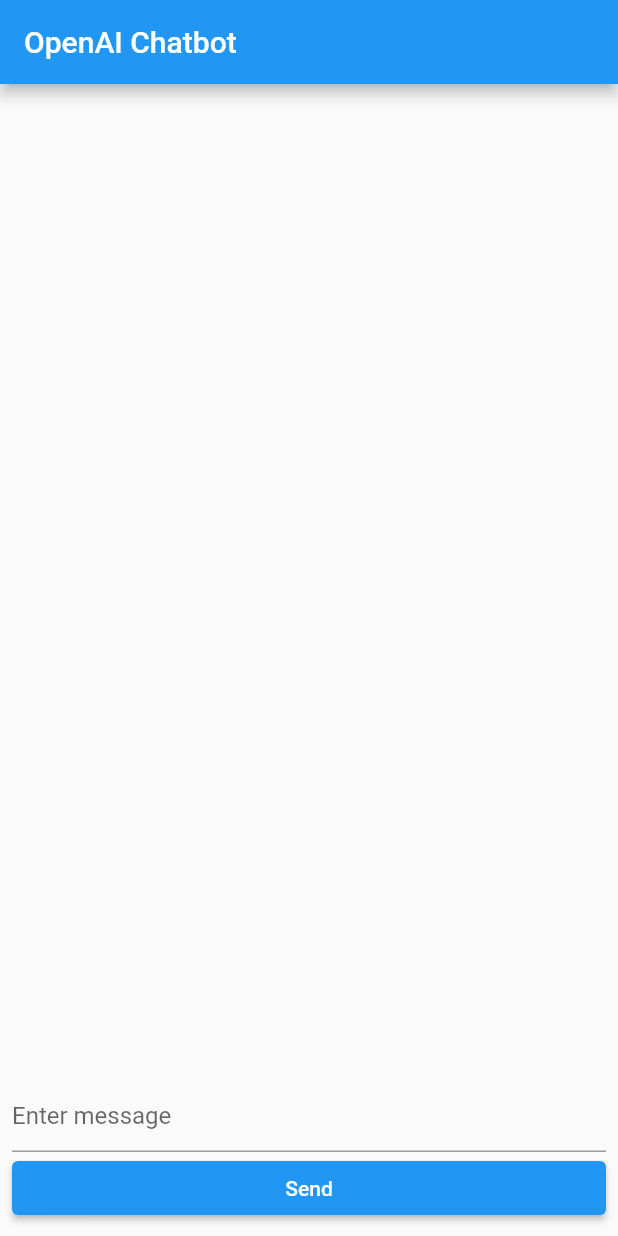
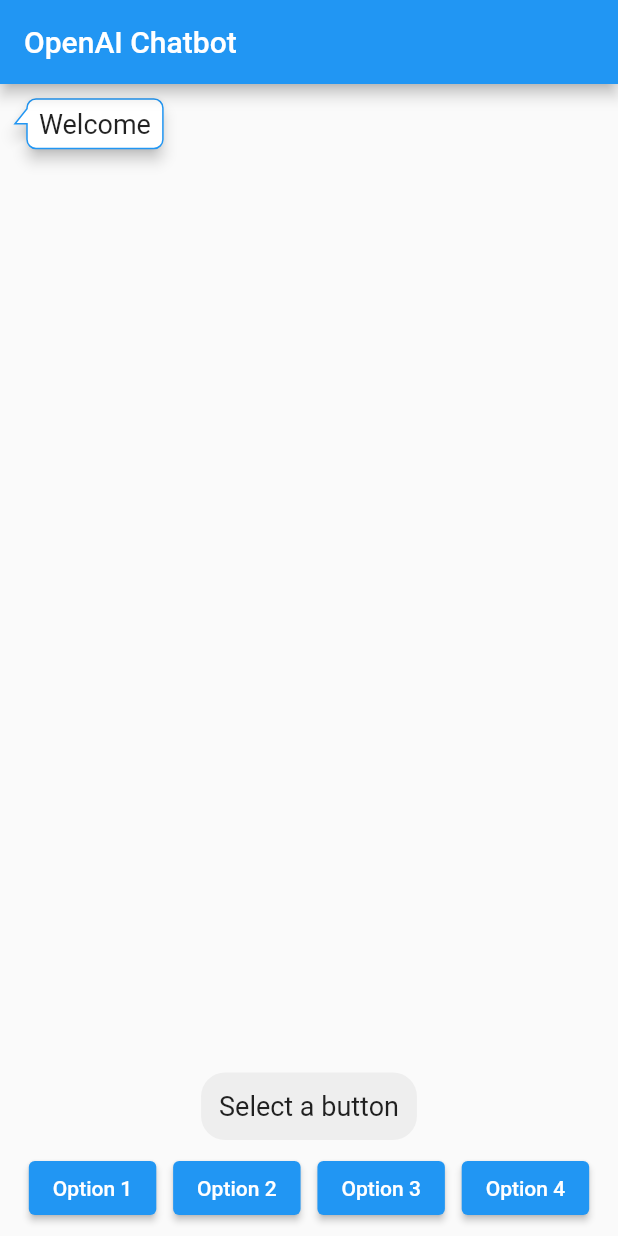
Before and after one commit to pivotCosmos/hooha, a Flutter app: the screen it shows after launch, on a phone screen of 412 x 824 dp. Run offline on Flutter 3.47's test engine with Material 2 defaults, Android fonts, the phone set to English and light mode, and no system bars; drawn by our look-alikes of bubble; our stand-ins replace flutter_dotenv.

Commit message:
add counsel

```diff
--- /dev/null
+++ b/lib/counsel.dart
@@ -0,0 +1,194 @@
+import 'dart:convert';
+import 'package:flutter/material.dart';
+import 'package:http/http.dart' as http;
+import 'package:flutter_dotenv/flutter_dotenv.dart';
+import 'package:bubble/bubble.dart';
+
+///OpenAI API settings
+String OPENAI_API_KEY = dotenv.env['OPEN_AI_API_KEY']!;
+const String MODEL_ID = 'text-davinci-003';
+
+///Counsel Module
+class GetCounsel extends StatelessWidget {
+  const GetCounsel({Key? key}) : super(key: key);
+
+  @override
+  Widget build(BuildContext context) {
+    return MaterialApp(
+      title: 'HOOHA',
+      theme: ThemeData(
+        primarySwatch: Colors.blue,
+        visualDensity: VisualDensity.adaptivePlatformDensity,
+      ),
+      home: const MyHomePage(title: 'OpenAI Chatbot'),
+    );
+  }
+}
+
+class MyHomePage extends StatefulWidget {
+  const MyHomePage({Key? key, required this.title}) : super(key: key);
+
+  final String title;
+
+  @override
+  _MyHomePageState createState() => _MyHomePageState();
+}
+
+class _MyHomePageState extends State<MyHomePage> {
+  final _messages = <String>[];
+  List<String> _responseOptions = [];
+  final _defaultMessage = 'Welcome';
+  final _selectButtonMessage = 'Select a button';
+  final _defaultOptions = ['Option 1', 'Option 2', 'Option 3', 'Option 4'];
+
+  /// bubble settings : styleSomebody - chatbot , styleMe - user
+  static const styleSomebody = BubbleStyle(
+    nip: BubbleNip.leftCenter,
+    color: Colors.white,
+    borderColor: Colors.blue,
+    borderWidth: 1,
+    elevation: 4,
+    margin: BubbleEdges.only(
+      top: 10,
+      right: 50,
+      left: 10,
+    ),
+    alignment: Alignment.topLeft,
+  );
+
+  static const styleMe = BubbleStyle(
+    nip: BubbleNip.rightCenter,
+    color: Color.fromARGB(255, 209, 230, 255),
+    borderColor: Colors.blue,
+    borderWidth: 1,
+    elevation: 4,
+    margin: BubbleEdges.only(
+      top: 10,
+      left: 50,
+      right: 10,
+    ),
+    alignment: Alignment.topRight,
+  );
+
+  _MyHomePageState() {
+    _messages.add(_defaultMessage); // Add the default welcome message
+    _responseOptions = List.from(_defaultOptions); // Set default button options
+  }
+
+  void _addMessage(String message) {
+    setState(() {
+      _messages.add(message);
+    });
+  }
+
+  Future<String> _getAIResponse(String message) async {
+    final response = await http.post(
+      Uri.parse('https://api.openai.com/v1/engines/$MODEL_ID/completions'),
+      headers: {
+        'Authorization': 'Bearer $OPENAI_API_KEY',
+        'Content-Type': 'application/json',
+        "model": "text-davinci-003"
+      },
+      body: jsonEncode({
+        'prompt': message,
+        'max_tokens': 1000,
+        'temperature': 0.5,
+      }),
+    );
+
+    if (response.statusCode == 200) {
+      final data = jsonDecode(utf8.decode(response.bodyBytes));
+      return data['choices'][0]['text'].toString();
+    } else {
+      throw Exception('Failed to generate text');
+    }
+  }
+
+  void _selectResponse(String response) {
+    _addMessage(response);
+
+    // Call the API for the next chatbot response
+    _getAIResponse(response).then((aiResponse) {
+      _addMessage(aiResponse);
+
+      // Reset button options to default after selecting a response
+      setState(() {
+        _responseOptions = List.from(_defaultOptions);
+      });
+    }).catchError((error) {
+      _addMessage('Error: ${error.toString()}');
+    });
+  }
+
+  ///사용자에게 제공할 버튼 텍스트 입력
+  void setButtonOptions(List<String>? options) {
+    if (options == null || options.isEmpty) {
+      options = ['선택지1', '선택지2', '선택지3', '선택지4'];
+    }
+
+    setState(() {
+      _responseOptions = options!;
+    });
+  }
+
+  @override
+  @override
+  Widget build(BuildContext context) {
+    return Scaffold(
+      appBar: AppBar(
+        title: Text(widget.title),
+      ),
+      body: Column(
+        crossAxisAlignment: CrossAxisAlignment.stretch,
+        children: [
+          Expanded(
+            child: ListView.builder(
+              itemCount: _messages.length,
+              itemBuilder: (context, index) {
+                final message = _messages[index];
+                final isChatbotMessage = index % 2 == 0;
+
+                return Bubble(
+                  style: isChatbotMessage ? styleSomebody : styleMe,
+                  child: Text(
+                    message,
+                    style: const TextStyle(fontSize: 18.0),
+                  ),
+                );
+              },
+            ),
+          ),
+          Container(
+            padding: const EdgeInsets.all(8.0),
+            child: Column(
+              children: [
+                Container(
+                  margin: const EdgeInsets.symmetric(vertical: 8.0),
+                  decoration: BoxDecoration(
+                    color: Colors.grey[200],
+                    borderRadius: BorderRadius.circular(16.0),
+                  ),
+                  padding: const EdgeInsets.all(12.0),
+                  child: Text(
+                    _selectButtonMessage,
+                    style: const TextStyle(fontSize: 18.0),
+                  ),
+                ),
+                Row(
+                  mainAxisAlignment: MainAxisAlignment.spaceEvenly,
+                  children: [
+                    for (int i = 0; i < _responseOptions.length; i++)
+                      ElevatedButton(
+                        onPressed: () => _selectResponse(_responseOptions[i]),
+                        child: Text(_responseOptions[i]),
+                      ),
+                  ],
+                ),
+              ],
+            ),
+          ),
+        ],
+      ),
+    );
+  }
+}
--- a/lib/main.dart
+++ b/lib/main.dart
@@ -1,6 +1,5 @@
-import 'dart:convert';
 import 'package:flutter/material.dart';
-import 'package:http/http.dart' as http;
+import 'package:hooha/counsel.dart';
 import 'package:flutter_dotenv/flutter_dotenv.dart';
 
 // ignore: non_constant_identifier_names
@@ -9,133 +8,6 @@
 const String MODEL_ID = 'text-davinci-003';
 
 void main() async {
-  await dotenv.load(fileName: '.env');
-  runApp(const MyApp());
+  await dotenv.load(fileName: 'assets/config/.env');
+  runApp(const GetCounsel());
 }
-
-class MyApp extends StatelessWidget {
-  const MyApp({Key? key}) : super(key: key);
-  @override
-  Widget build(BuildContext context) {
-    return MaterialApp(
-      title: 'OpenAI Chatbot',
-      theme: ThemeData(
-        primarySwatch: Colors.blue,
-        visualDensity: VisualDensity.adaptivePlatformDensity,
-      ),
-      home: const MyHomePage(title: 'OpenAI Chatbot'),
-    );
-  }
-}
-
-class MyHomePage extends StatefulWidget {
-  const MyHomePage({Key? key, required this.title}) : super(key: key);
-
-  final String title;
-
-  @override
-  // ignore: library_private_types_in_public_api
-  _MyHomePageState createState() => _MyHomePageState();
-}
-
-class _MyHomePageState extends State<MyHomePage> {
-  final _textController = TextEditingController();
-  final _messages = <String>[];
-
-  void _addMessage(String message) {
-    setState(() {
-      _messages.add(message);
-    });
-  }
-
-  Future<String> _getAIResponse(String message) async {
-    final response = await http.post(
-      Uri.parse('https://api.openai.com/v1/engines/$MODEL_ID/completions'),
-
-      // Uri.parse('https://api.openai.com/v1/completions'),
-      // Uri.parse('https://api.openai.com/v1/engines/'),
-
-      headers: {
-        'Authorization': 'Bearer $OPENAI_API_KEY',
-        'Content-Type': 'application/json',
-        "model": "text-davinci-003"
-      },
-      body: jsonEncode({
-        'prompt': message,
-        'max_tokens': 1000,
-        'temperature': 0.5,
-        // 'n': 1,
-        // 'stream': false,
-        // 'stop': 'n',
-      }),
-    );
-
-    if (response.statusCode == 200) {
-      final data = jsonDecode(utf8.decode(response.bodyBytes));
-      // ignore: avoid_print
-      print(data);
-      return data['choices'][0]['text'].toString();
-    } else {
-      throw Exception('Failed to generate text');
-    }
-  }
-
-  Future<void> _sendMessage() async {
-    final message = _textController.text.trim();
-    _textController.clear();
-
-    if (message.isNotEmpty) {
-      _addMessage(message);
-
-      try {
-        final aiResponse = await _getAIResponse(message);
-        _addMessage(aiResponse);
-      } catch (e) {
-        _addMessage('Error: ${e.toString()}');
-      }
-    }
-  }
-
-  @override
-  Widget build(BuildContext context) {
-    return Scaffold(
-      appBar: AppBar(
-        title: Text(widget.title),
-      ),
-      body: Padding(
-        padding: const EdgeInsets.all(8.0),
-        child: Column(
-          crossAxisAlignment: CrossAxisAlignment.stretch,
-          children: [
-            Expanded(
-              child: ListView.builder(
-                itemCount: _messages.length,
-                itemBuilder: (context, index) {
-                  final message = _messages[index];
-                  return Padding(
-                    padding: const EdgeInsets.all(8.0),
-                    child: Text(
-                      message,
-                      style: const TextStyle(fontSize: 18.0),
-                    ),
-                  );
-                },
-              ),
-            ),
-            TextField(
-              controller: _textController,
-              decoration: const InputDecoration(
-                hintText: 'Enter message',
-              ),
-              onSubmitted: (_) => _sendMessage(),
-            ),
-            ElevatedButton(
-              onPressed: _sendMessage,
-              child: const Text('Send'),
-            ),
-          ],
-        ),
-      ),
-    );
-  }
-}
--- a/pubspec.yaml
+++ b/pubspec.yaml
@@ -37,6 +37,7 @@
   cupertino_icons: ^1.0.2
   http: ^0.13.6
   flutter_dotenv: ^5.0.2
+  bubble: ^1.2.1
 
 dev_dependencies:
   flutter_test:
@@ -64,7 +65,7 @@
   assets:
     # - images/a_dot_burr.jpeg
     # - images/a_dot_ham.jpeg
-    - .env
+    - assets/config/.env
 
   # An image asset can refer to one or more resolution-specific "variants", see
   # https://flutter.dev/assets-and-images/#resolution-aware
```
Also changed, not shown: pubspec.lock.
